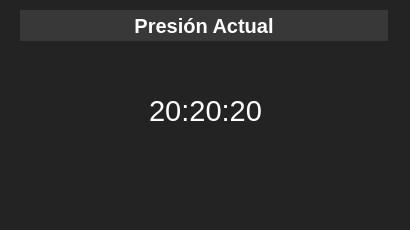
El-Ethanol/Servicio-Social, file Exectutable/Uis/presionactual.ui: the form before one commit.
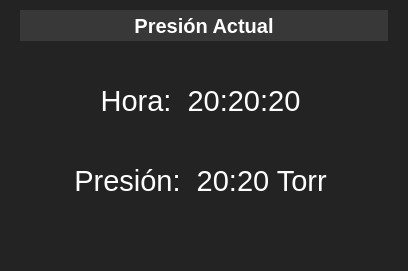
The form after the commit.

Patch:
```diff
--- a/Exectutable/Uis/presionactual.ui
+++ b/Exectutable/Uis/presionactual.ui
@@ -6,8 +6,8 @@
    <rect>
     <x>0</x>
     <y>0</y>
-    <width>410</width>
-    <height>230</height>
+    <width>408</width>
+    <height>271</height>
    </rect>
   </property>
   <property name="windowTitle">
@@ -57,10 +57,10 @@
    <widget class="QLabel" name="Aaaaaa">
     <property name="geometry">
      <rect>
-      <x>70</x>
+      <x>40</x>
       <y>70</y>
-      <width>271</width>
-      <height>81</height>
+      <width>321</width>
+      <height>61</height>
      </rect>
     </property>
     <property name="font">
@@ -72,7 +72,31 @@
      <string notr="true">color: rgb(255, 255, 255);</string>
     </property>
     <property name="text">
-     <string>20:20:20</string>
+     <string>Hora:  20:20:20</string>
+    </property>
+    <property name="alignment">
+     <set>Qt::AlignCenter</set>
+    </property>
+   </widget>
+   <widget class="QLabel" name="Aaaaaa_2">
+    <property name="geometry">
+     <rect>
+      <x>20</x>
+      <y>150</y>
+      <width>361</width>
+      <height>61</height>
+     </rect>
+    </property>
+    <property name="font">
+     <font>
+      <pointsize>22</pointsize>
+     </font>
+    </property>
+    <property name="styleSheet">
+     <string notr="true">color: rgb(255, 255, 255);</string>
+    </property>
+    <property name="text">
+     <string>Presión:  20:20 Torr</string>
     </property>
     <property name="alignment">
      <set>Qt::AlignCenter</set>
```
